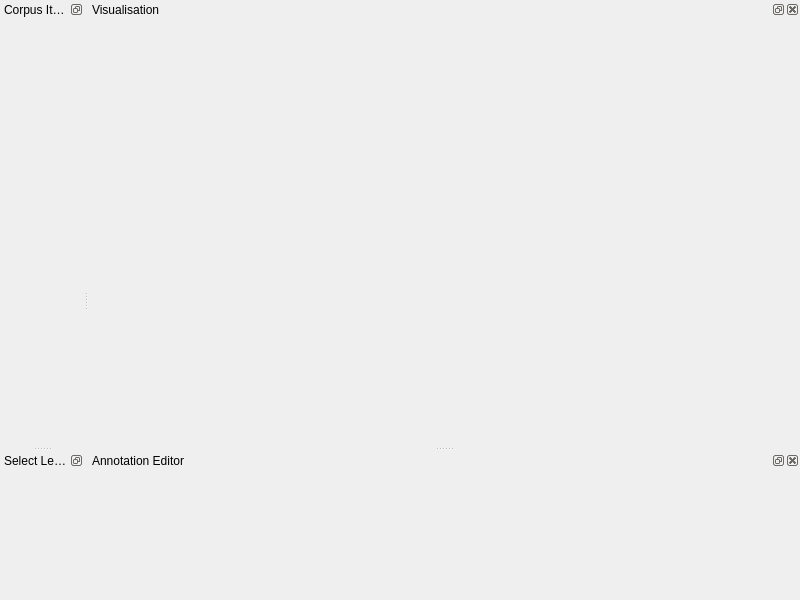
Above: app/visualisation/TimelineVisualisationWidget.ui from praaline/Praaline before the change. Below: the same form after it.
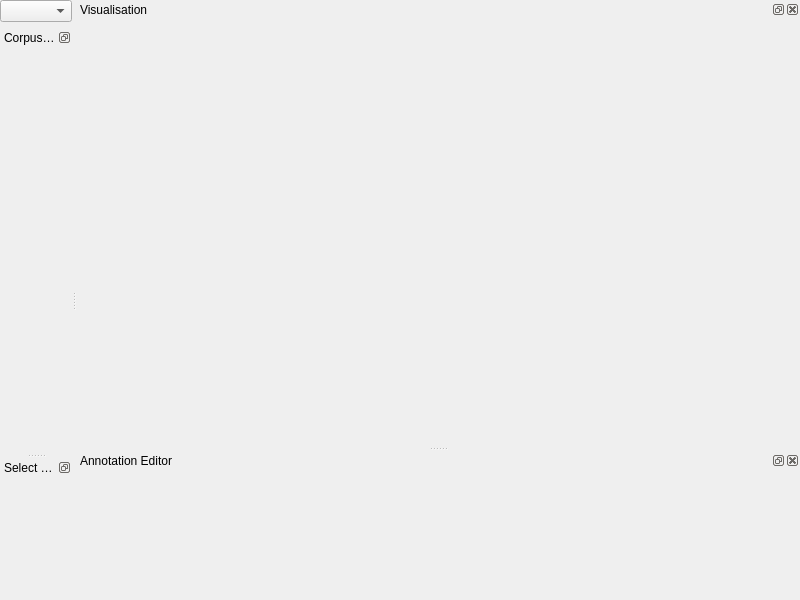
That is the form after the change.

Commit message: Visualiser selector

What changed in the file:
```diff
--- a/app/visualisation/TimelineVisualisationWidget.ui
+++ b/app/visualisation/TimelineVisualisationWidget.ui
@@ -32,13 +32,13 @@
       <property name="orientation">
        <enum>Qt::Horizontal</enum>
       </property>
-      <widget class="QSplitter" name="splitterControlsTopBottom">
-       <property name="sizePolicy">
-        <sizepolicy hsizetype="Preferred" vsizetype="Expanding">
-         <horstretch>1</horstretch>
-         <verstretch>0</verstretch>
-        </sizepolicy>
-       </property>
+      <widget class="QWidget" name="layoutWidget">
+       <layout class="QGridLayout" name="gridLayoutLeftPane">
+        <item row="0" column="0">
+         <widget class="QComboBox" name="comboBoxVisualisationSelector"/>
+        </item>
+        <item row="1" column="0">
+         <widget class="QSplitter" name="splitterCorpusExplorer">
        <property name="orientation">
         <enum>Qt::Vertical</enum>
        </property>
@@ -102,6 +102,9 @@
          </layout>
         </widget>
        </widget>
+         </widget>
+        </item>
+       </layout>
       </widget>
       <widget class="QSplitter" name="splitterCanvasTopBottom">
        <property name="sizePolicy">
```
Left out of the diff: 2 changed lines with no effect on the pictures. Lines whose indentation alone changed are shown as unchanged. The commit also changes 5 other files.
